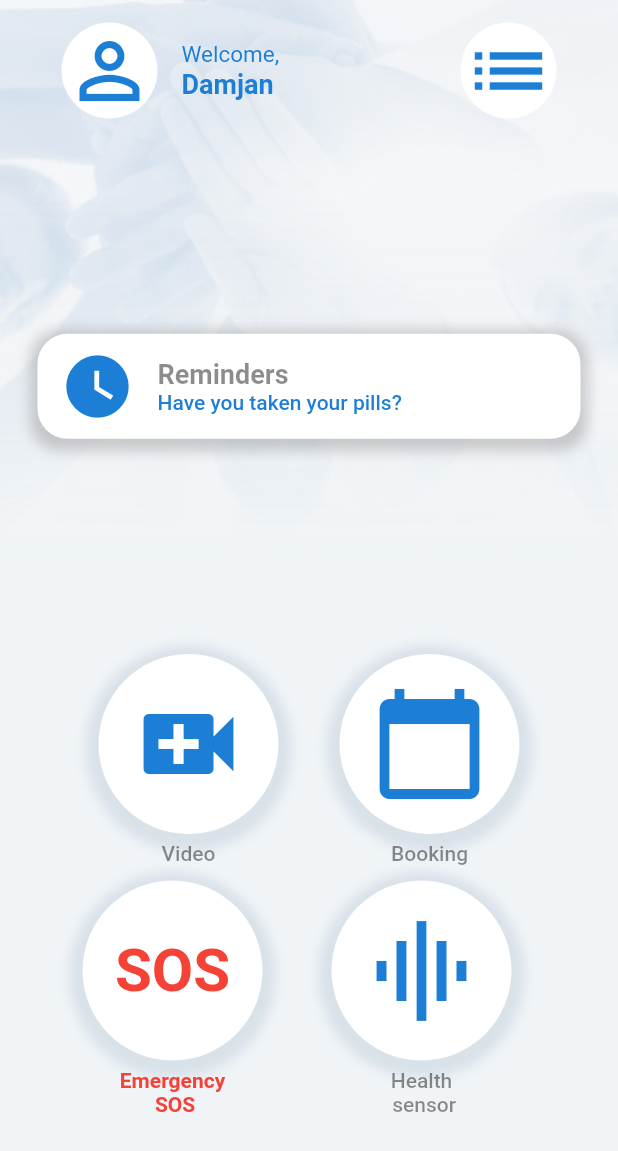
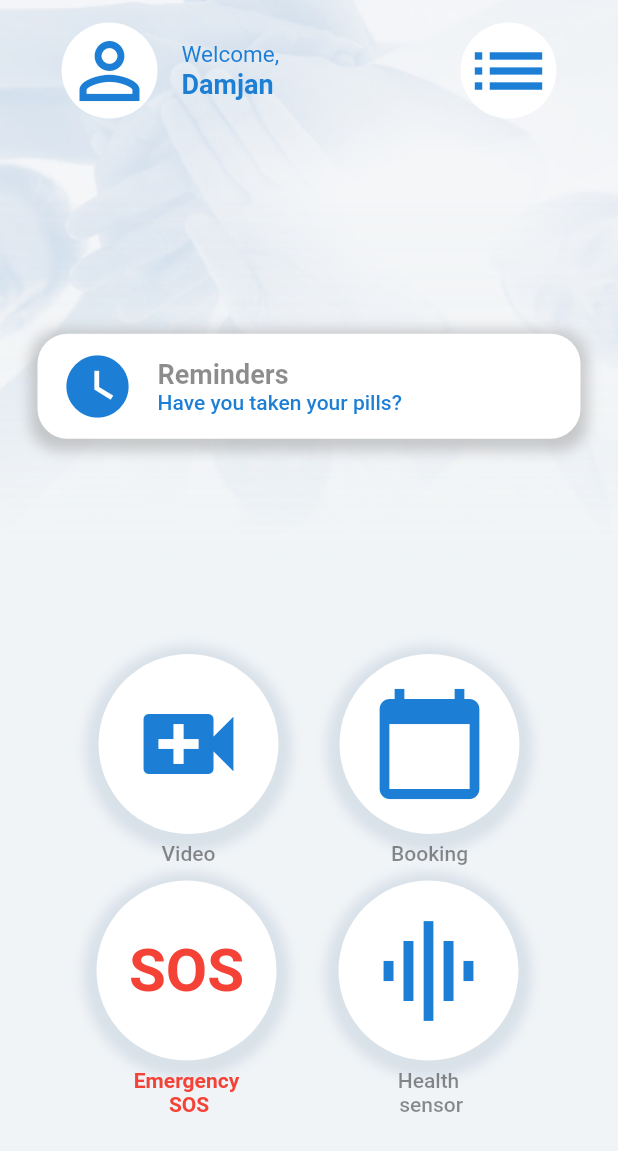
Before and after one commit to dmtratanasov/Healthcare_Mobile_App, a Flutter app: the screen it shows after launch, on a phone screen of 412 x 824 dp. Shown: the top 1151 px of the screen. Run offline on Flutter 3.47's test engine with Material 2 defaults, Android fonts, the phone set to English and light mode, and no system bars; our stand-ins replace lottie.

Commit message:
Alignment fix

```diff
--- a/nexthop_internship/lib/screens/app_home_screen.dart
+++ b/nexthop_internship/lib/screens/app_home_screen.dart
@@ -124,7 +124,8 @@ class AppHomeScreen extends StatelessWidget{
                 ),
                 Column(
                   children: [
-                    Column(children: [
+                    Column(
+                        children: [
                       Row(
                         mainAxisAlignment: MainAxisAlignment.spaceEvenly,
                         children: [
@@ -189,7 +190,9 @@ class AppHomeScreen extends StatelessWidget{
                       SizedBox(
                         height: 10.0,
                       ),
-                      Row(
+                      Padding(
+                        padding: EdgeInsets.only(left: 14.0),
+                        child: Row(
                           mainAxisAlignment: MainAxisAlignment.spaceEvenly,
                           children: [
                             Column(
@@ -261,6 +264,7 @@ class AppHomeScreen extends StatelessWidget{
                             )
                           ],
                         ),
+                      ),
                     ]),
                     Row(),
                   ],
```
Lines whose indentation alone changed are shown as unchanged.
